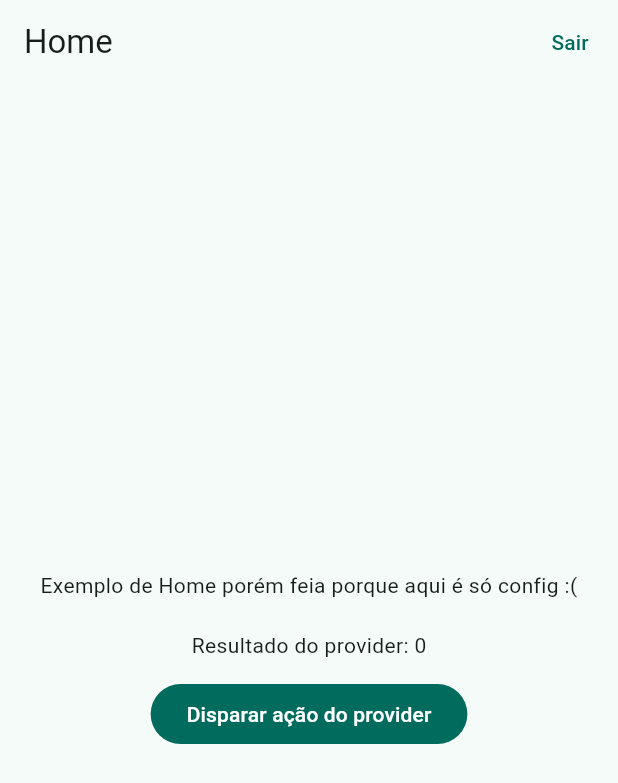
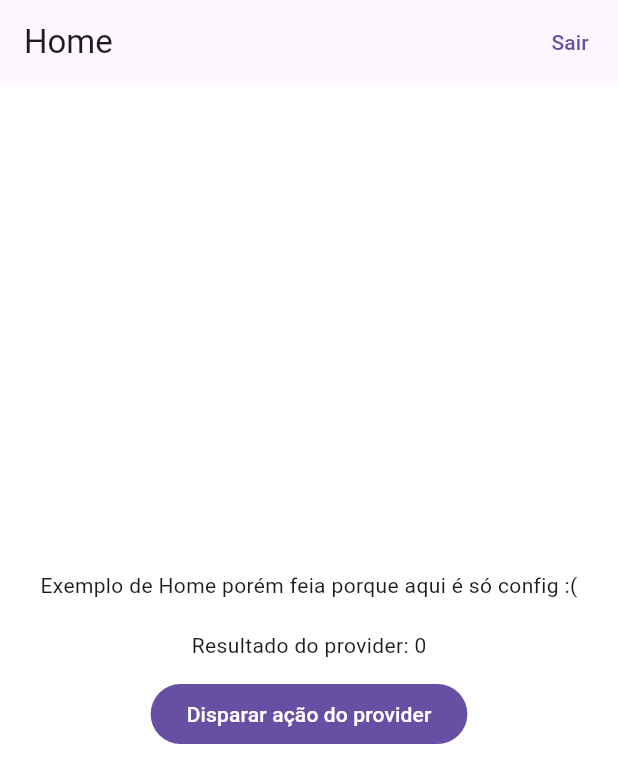
Before and after one commit to M0nicaVaz/fiap_hackathon, a Flutter app: the screen it shows after launch, after a tap on "Entrar", on a phone screen of 412 x 824 dp. Shown: the top 783 px of the screen. Run offline on Flutter 3.47's test engine with Material 3 defaults, Android fonts, the phone set to English and light mode, and no system bars; our stand-ins replace cloud_firestore, firebase_auth, firebase_core, get_it, go_router; accounts and stored records are empty.

Commit message:
[WIP] - feat: cria estrutura do Design System

```diff
--- /dev/null
+++ b/lib/core/design_system/accessibility/accessibility_controller.dart
@@ -0,0 +1,18 @@
+import 'package:fiap_hackathon/core/design_system/themes/color_themes.dart';
+import 'package:flutter/foundation.dart';
+
+class AccessibilityController extends ChangeNotifier {
+  ColorThemeType colorTheme = ColorThemeType.standard;
+
+  double fontScale = 1.0;
+
+  void setFontScale(double scale) {
+    fontScale = scale;
+    notifyListeners();
+  }
+
+  void setTheme(ColorThemeType theme) {
+    colorTheme = theme;
+    notifyListeners();
+  }
+}
--- /dev/null
+++ b/lib/core/design_system/accessibility/scale.dart
@@ -0,0 +1,12 @@
+class AccessibilityScale {
+  final double fontScale;
+  final double uiScale;
+
+  const AccessibilityScale({required this.fontScale, required this.uiScale});
+}
+
+AccessibilityScale scaleFromFont(double fontScale) {
+  final uiScale = 1 + ((fontScale - 1) * 0.5);
+
+  return AccessibilityScale(fontScale: fontScale, uiScale: uiScale);
+}
--- /dev/null
+++ b/lib/core/design_system/builder/design_system_builder.dart
@@ -0,0 +1,40 @@
+import 'package:fiap_hackathon/core/design_system/accessibility/scale.dart';
+import 'package:fiap_hackathon/core/design_system/model/app_colors.dart';
+import 'package:fiap_hackathon/core/design_system/model/app_design_system.dart';
+import 'package:fiap_hackathon/core/design_system/model/app_spacing.dart';
+import 'package:fiap_hackathon/core/design_system/model/app_typography.dart';
+import 'package:fiap_hackathon/core/design_system/tokens/spacing.dart';
+import 'package:fiap_hackathon/core/design_system/tokens/typography.dart';
+
+AppDesignSystem buildDesignSystem({
+  required AppColors colors,
+  required AccessibilityScale scale,
+}) {
+  return AppDesignSystem(
+    colors: colors,
+    spacing: AppSpacing(
+      xs: SpacingTokens.xs * scale.uiScale,
+      sm: SpacingTokens.sm * scale.uiScale,
+      md: SpacingTokens.md * scale.uiScale,
+      lg: SpacingTokens.lg * scale.uiScale,
+      xl: SpacingTokens.xl * scale.uiScale,
+      xxl: SpacingTokens.xxl * scale.uiScale,
+      xxxl: SpacingTokens.xxxl * scale.uiScale,
+    ),
+    typography: AppTypography(
+      fontFamily: 'Open Sans',
+      caption: TypographyTokens.caption * scale.fontScale,
+      label: TypographyTokens.label * scale.fontScale,
+      bodyMedium: TypographyTokens.bodyMedium * scale.fontScale,
+      bodyLarge: TypographyTokens.bodyLarge * scale.fontScale,
+      headingMedium: TypographyTokens.headingMedium * scale.fontScale,
+      headingLarge: TypographyTokens.headingLarge * scale.fontScale,
+      display: TypographyTokens.display * scale.fontScale,
+      regular: TypographyTokens.regular,
+      semiBold: TypographyTokens.semiBold,
+      bold: TypographyTokens.bold,
+      lineHeight: TypographyTokens.lineHeight,
+      letterSpacing: TypographyTokens.letterSpacing,
+    ),
+  );
+}
--- /dev/null
+++ b/lib/core/design_system/builder/theme_builder.dart
@@ -0,0 +1,21 @@
+import 'package:fiap_hackathon/core/design_system/model/app_design_system.dart';
+import 'package:flutter/material.dart';
+
+ThemeData buildTheme(AppDesignSystem ds) {
+  return ThemeData(
+    useMaterial3: true,
+    scaffoldBackgroundColor: ds.colors.surface,
+
+    colorScheme: ColorScheme(
+      brightness: Brightness.light,
+      primary: ds.colors.,
+      onPrimary: onPrimary,
+      secondary: secondary,
+      onSecondary: onSecondary,
+      error: error,
+      onError: onError,
+      surface: surface,
+      onSurface: onSurface,
+    ),
+  );
+}
--- /dev/null
+++ b/lib/core/design_system/model/app_colors.dart
@@ -0,0 +1,45 @@
+import 'dart:ui';
+
+class AppColors {
+  final Color background;
+  final Color backgroundFeedbackInfo;
+  final Color backgroundFeedbackSuccess;
+  final Color backgroundFeedbackWarning;
+  final Color backgroundFeedbackDanger;
+  final Color surface;
+  final Color surfaceDisabled;
+  final Color textPrimary;
+  final Color textSecondary;
+  final Color textDisabled;
+  final Color textFeedbackInfo;
+  final Color textFeedbackSuccess;
+  final Color textFeedbackWarning;
+  final Color textFeedbackDanger;
+  final Color buttonPrimary;
+  final Color buttonSecondary;
+  final Color buttonDisabled;
+  final Color border;
+  final Color borderDisabled;
+
+  const AppColors({
+    required this.background,
+    required this.backgroundFeedbackInfo,
+    required this.backgroundFeedbackSuccess,
+    required this.backgroundFeedbackWarning,
+    required this.backgroundFeedbackDanger,
+    required this.surface,
+    required this.surfaceDisabled,
+    required this.textPrimary,
+    required this.textSecondary,
+    required this.textDisabled,
+    required this.textFeedbackInfo,
+    required this.textFeedbackSuccess,
+    required this.textFeedbackWarning,
+    required this.textFeedbackDanger,
+    required this.buttonPrimary,
+    required this.buttonSecondary,
+    required this.buttonDisabled,
+    required this.border,
+    required this.borderDisabled,
+  });
+}
--- /dev/null
+++ b/lib/core/design_system/model/app_design_system.dart
@@ -0,0 +1,15 @@
+import 'package:fiap_hackathon/core/design_system/model/app_colors.dart';
+import 'package:fiap_hackathon/core/design_system/model/app_spacing.dart';
+import 'package:fiap_hackathon/core/design_system/model/app_typography.dart';
+
+class AppDesignSystem {
+  final AppColors colors;
+  final AppSpacing spacing;
+  final AppTypography typography;
+
+  AppDesignSystem({
+    required this.colors,
+    required this.spacing,
+    required this.typography,
+  });
+}
--- /dev/null
+++ b/lib/core/design_system/model/app_spacing.dart
@@ -0,0 +1,19 @@
+class AppSpacing {
+  final double xs;
+  final double sm;
+  final double md;
+  final double lg;
+  final double xl;
+  final double xxl;
+  final double xxxl;
+
+  AppSpacing({
+    required this.xs,
+    required this.sm,
+    required this.md,
+    required this.lg,
+    required this.xl,
+    required this.xxl,
+    required this.xxxl,
+  });
+}
--- /dev/null
+++ b/lib/core/design_system/model/app_typography.dart
@@ -0,0 +1,33 @@
+import 'package:flutter/material.dart';
+
+class AppTypography {
+  final String fontFamily;
+  final double caption;
+  final double label;
+  final double bodyMedium;
+  final double bodyLarge;
+  final double headingMedium;
+  final double headingLarge;
+  final double display;
+  final FontWeight regular;
+  final FontWeight semiBold;
+  final FontWeight bold;
+  final double lineHeight;
+  final double letterSpacing;
+
+  const AppTypography({
+    required this.fontFamily,
+    required this.caption,
+    required this.label,
+    required this.bodyMedium,
+    required this.bodyLarge,
+    required this.headingMedium,
+    required this.headingLarge,
+    required this.display,
+    required this.regular,
+    required this.semiBold,
+    required this.bold,
+    required this.lineHeight,
+    required this.letterSpacing,
+  });
+}
--- /dev/null
+++ b/lib/core/design_system/provider/design_system_provider.dart
@@ -0,0 +1,27 @@
+import 'package:fiap_hackathon/core/design_system/model/app_design_system.dart';
+import 'package:flutter/widgets.dart';
+
+class DesignSystemProvider extends InheritedWidget {
+  final AppDesignSystem ds;
+
+  const DesignSystemProvider({
+    super.key,
+    required this.ds,
+    required super.child,
+  });
+
+  static AppDesignSystem of(BuildContext context) {
+    final provider = context
+        .dependOnInheritedWidgetOfExactType<DesignSystemProvider>();
+    return provider!.ds;
+  }
+
+  @override
+  bool updateShouldNotify(DesignSystemProvider oldWidget) {
+    return ds != oldWidget.ds;
+  }
+}
+
+extension DesignSystemExtension on BuildContext {
+  AppDesignSystem get ds => DesignSystemProvider.of(this);
+}
--- /dev/null
+++ b/lib/core/design_system/themes/color_themes.dart
@@ -0,0 +1,72 @@
+import 'package:fiap_hackathon/core/design_system/model/app_colors.dart';
+import 'package:fiap_hackathon/core/design_system/tokens/colors.dart';
+
+enum ColorThemeType { standard, highContrast, extremeContrast }
+
+final colorThemes = {
+  ColorThemeType.standard: AppColors(
+    background: BaseColors.neutral0,
+    backgroundFeedbackInfo: BaseColors.blue0,
+    backgroundFeedbackSuccess: BaseColors.green0,
+    backgroundFeedbackWarning: BaseColors.orange0,
+    backgroundFeedbackDanger: BaseColors.red0,
+    surface: BaseColors.neutral100,
+    surfaceDisabled: BaseColors.neutral200,
+    textPrimary: BaseColors.neutral700,
+    textSecondary: BaseColors.neutral500,
+    textDisabled: BaseColors.neutral400,
+    textFeedbackInfo: BaseColors.blue300,
+    textFeedbackSuccess: BaseColors.green100,
+    textFeedbackWarning: BaseColors.orange100,
+    textFeedbackDanger: BaseColors.red100,
+    buttonPrimary: BaseColors.blue300,
+    buttonSecondary: BaseColors.blue200,
+    buttonDisabled: BaseColors.neutral400,
+    border: BaseColors.blue300,
+    borderDisabled: BaseColors.neutral400,
+  ),
+
+  ColorThemeType.highContrast: AppColors(
+    background: BaseColors.blue700,
+    backgroundFeedbackInfo: BaseColors.blue300,
+    backgroundFeedbackSuccess: BaseColors.green100,
+    backgroundFeedbackWarning: BaseColors.orange100,
+    backgroundFeedbackDanger: BaseColors.red100,
+    surface: BaseColors.blue500,
+    surfaceDisabled: BaseColors.blue200,
+    textPrimary: BaseColors.neutral0,
+    textSecondary: BaseColors.neutral200,
+    textDisabled: BaseColors.neutral300,
+    textFeedbackInfo: BaseColors.blue300,
+    textFeedbackSuccess: BaseColors.green100,
+    textFeedbackWarning: BaseColors.orange100,
+    textFeedbackDanger: BaseColors.red100,
+    buttonPrimary: BaseColors.neutral0,
+    buttonSecondary: BaseColors.blue100,
+    buttonDisabled: BaseColors.neutral400,
+    border: BaseColors.neutral0,
+    borderDisabled: BaseColors.neutral300,
+  ),
+
+  ColorThemeType.extremeContrast: AppColors(
+    background: BaseColors.neutral700,
+    backgroundFeedbackInfo: BaseColors.neutral700,
+    backgroundFeedbackSuccess: BaseColors.neutral700,
+    backgroundFeedbackWarning: BaseColors.neutral700,
+    backgroundFeedbackDanger: BaseColors.neutral700,
+    surface: BaseColors.neutral700,
+    surfaceDisabled: BaseColors.neutral700,
+    textPrimary: BaseColors.yellow0,
+    textSecondary: BaseColors.yellow100,
+    textDisabled: BaseColors.yellow100,
+    textFeedbackInfo: BaseColors.yellow0,
+    textFeedbackSuccess: BaseColors.yellow0,
+    textFeedbackWarning: BaseColors.yellow0,
+    textFeedbackDanger: BaseColors.yellow0,
+    buttonPrimary: BaseColors.neutral700,
+    buttonSecondary: BaseColors.yellow0,
+    buttonDisabled: BaseColors.yellow100,
+    border: BaseColors.yellow0,
+    borderDisabled: BaseColors.yellow100,
+  ),
+};
--- /dev/null
+++ b/lib/core/design_system/tokens/colors.dart
@@ -0,0 +1,40 @@
+import 'dart:ui';
+
+class BaseColors {
+  static const blue0 = Color(0xFFE5F6FD);
+  static const blue100 = Color(0xFFB0C4DE);
+  static const blue200 = Color(0xFF8EA8C3);
+  static const blue300 = Color(0xFF137FEC);
+  static const blue400 = Color(0xFF1976D2);
+  static const blue500 = Color(0xFF01579B);
+  static const blue600 = Color(0xFF2D4D6D);
+  static const blue700 = Color(0xFF1A3A5A);
+  static const blue800 = Color(0xFF001F3F);
+
+  static const neutral0 = Color(0xFFFFFFFF);
+  static const neutral100 = Color(0xFFF8FAFC);
+  static const neutral200 = Color(0xFFF2F2F2);
+  static const neutral300 = Color(0xFFCCCCCC);
+  static const neutral400 = Color(0xFF666666);
+  static const neutral500 = Color(0xFF1E293B);
+  static const neutral600 = Color(0xFF1A1A1A);
+  static const neutral700 = Color(0xFF000000);
+
+  static const yellow0 = Color(0xFFFFFF00);
+  static const yellow100 = Color(0xFF888800);
+
+  static const green0 = Color(0xFFEDF7ED);
+  static const green100 = Color(0xFF2ECC71);
+  static const green200 = Color(0xFF2E7D32);
+  static const green300 = Color(0xFF1B5E20);
+
+  static const red0 = Color(0xFFFDEDED);
+  static const red100 = Color(0xFFE74C3C);
+  static const red200 = Color(0xFFD32F2F);
+  static const red300 = Color(0xFFC62828);
+
+  static const orange0 = Color(0xFFFFF4E5);
+  static const orange100 = Color(0xFFF39C12);
+  static const orange200 = Color(0xFFFFA000);
+  static const orange300 = Color(0xFFE65100);
+}
--- /dev/null
+++ b/lib/core/design_system/tokens/spacing.dart
@@ -0,0 +1,9 @@
+class SpacingTokens {
+  static const xs = 4.0;
+  static const sm = 8.0;
+  static const md = 16.0;
+  static const lg = 24.0; //default
+  static const xl = 32.0;
+  static const xxl = 48.0;
+  static const xxxl = 64.0;
+}
--- /dev/null
+++ b/lib/core/design_system/tokens/typography.dart
@@ -0,0 +1,18 @@
+import 'package:flutter/material.dart';
+
+class TypographyTokens {
+  static const caption = 12.0;
+  static const label = 14.0;
+  static const bodyMedium = 16.0;
+  static const bodyLarge = 18.0;
+  static const headingMedium = 20.0;
+  static const headingLarge = 24.0;
+  static const display = 32.0;
+
+  static const FontWeight regular = FontWeight.w400;
+  static const FontWeight semiBold = FontWeight.w600;
+  static const FontWeight bold = FontWeight.w700;
+
+  static const double lineHeight = 1.55;
+  static const double letterSpacing = 0.3;
+}
--- a/lib/main.dart
+++ b/lib/main.dart
@@ -1,3 +1,7 @@
+import 'package:fiap_hackathon/core/design_system/accessibility/scale.dart';
+import 'package:fiap_hackathon/core/design_system/builder/design_system_builder.dart';
+import 'package:fiap_hackathon/core/design_system/provider/design_system_provider.dart';
+import 'package:fiap_hackathon/core/design_system/themes/color_themes.dart';
 import 'package:firebase_core/firebase_core.dart';
 import 'package:flutter/foundation.dart';
 import 'package:flutter/material.dart';
@@ -9,6 +13,7 @@ import 'app/di/container_registry.dart';
 import 'app/navigation/app_router.dart';
 import 'app/presentation/providers/home_example_provider.dart';
 import 'features/auth/presentation/providers/auth_session_controller.dart';
+import 'package:fiap_hackathon/core/design_system/accessibility/accessibility_controller.dart';
 import 'firebase_options.dart';
 
 Future<void> main() async {
@@ -50,15 +55,29 @@ class _SeniorEaseAppState extends State<SeniorEaseApp> {
         ChangeNotifierProvider<HomeExampleProvider>(
           create: (_) => HomeExampleProvider(),
         ),
+        ChangeNotifierProvider(create: (_) => AccessibilityController()),
       ],
+      child: Consumer<AccessibilityController>(
+        builder: (context, accessibility, _) {
+          final colors = colorThemes[accessibility.colorTheme]!;
+
+          final scale = scaleFromFont(accessibility.fontScale);
+
+          final ds = buildDesignSystem(colors: colors, scale: scale);
+
+          return DesignSystemProvider(
+            ds: ds,
             child: MaterialApp.router(
               title: 'SeniorEase',
               theme: ThemeData(
-          colorScheme: ColorScheme.fromSeed(seedColor: const Color(0xFF125B50)),
+                scaffoldBackgroundColor: ds.colors.background,
                 useMaterial3: true,
               ),
               routerConfig: _router,
             ),
           );
+        },
+      ),
+    );
   }
 }
```
Also changed, not shown: pubspec.yaml (+4 -11 lines), assets/fonts/OpenSans-VariableFont_wdth,wght.ttf (added), pubspec.lock. Lines whose indentation alone changed are shown as unchanged.
